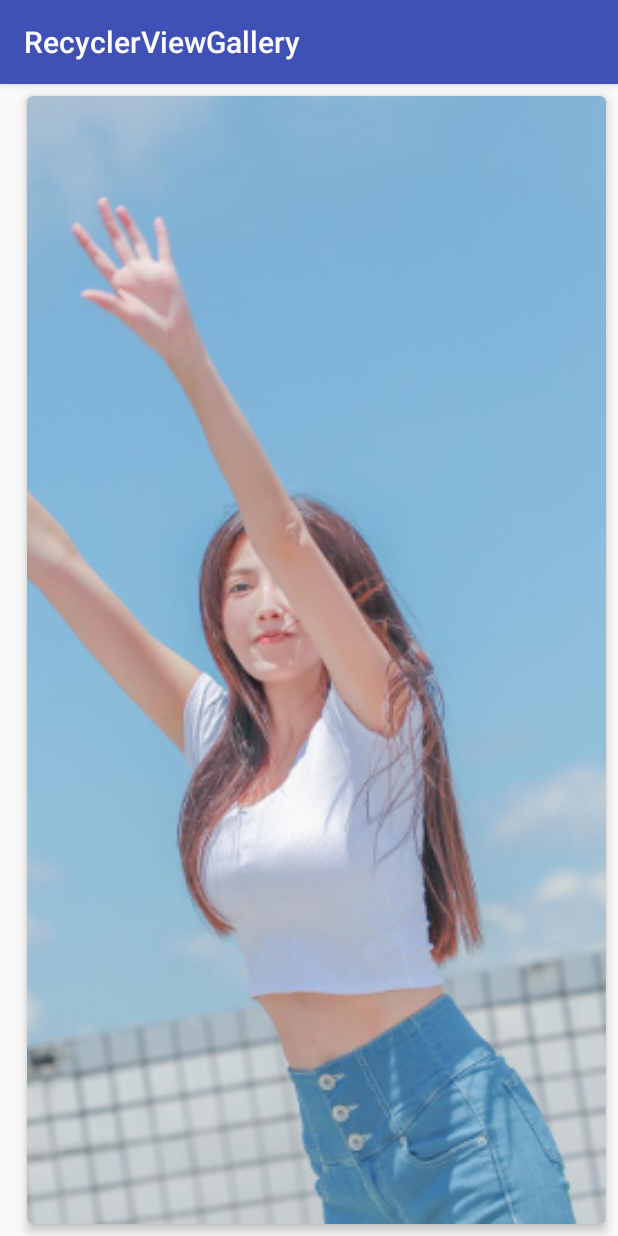
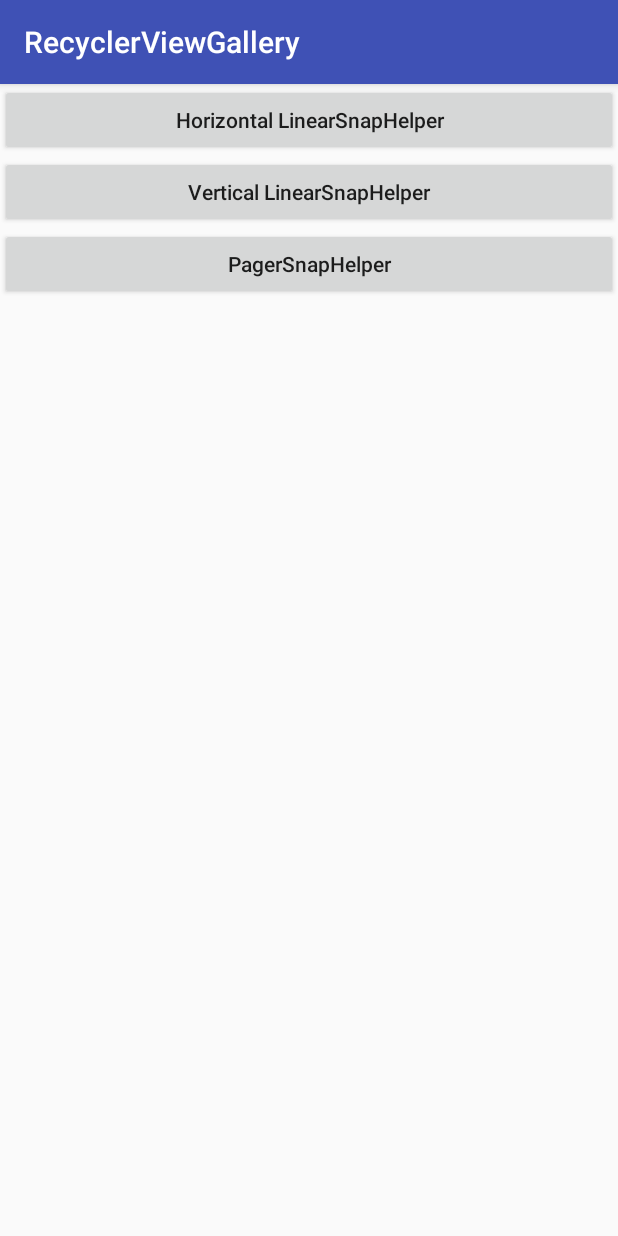
Before and after one commit to onlyloveyd/RecyclerViewGallery, an Android app: the screen it shows after launch (GalleryActivity before the commit, MainActivity after it), on a phone screen of 412 x 824 dp. Run offline under Robolectric (Android 15) with nearby library versions, the phone set to English and light mode, and no system bars; our stand-ins replace ButterKnife.

Commit message:
update source code

```diff
--- /dev/null
+++ b/app/src/main/java/cn/onlyloveyd/recyclerviewgallery/MainActivity.java
@@ -0,0 +1,56 @@
+package cn.onlyloveyd.recyclerviewgallery;
+
+import android.content.Intent;
+import android.os.Bundle;
+import android.support.v7.app.AppCompatActivity;
+import android.view.View;
+import android.widget.Button;
+
+import butterknife.BindView;
+import butterknife.ButterKnife;
+import butterknife.OnClick;
+
+public class MainActivity extends AppCompatActivity {
+
+    @BindView(R.id.bt_horizontal_linearsnaphelper)
+    Button btHorizontalLinearsnaphelper;
+    @BindView(R.id.bt_vertical_linearsnaphelper)
+    Button btVerticalLinearsnaphelper;
+    @BindView(R.id.bt_pagersnaphelper)
+    Button btPagersnaphelper;
+
+    @Override
+    protected void onCreate(Bundle savedInstanceState) {
+        super.onCreate(savedInstanceState);
+        setContentView(R.layout.activity_main);
+        ButterKnife.bind(this);
+
+
+    }
+
+    @OnClick({R.id.bt_horizontal_linearsnaphelper, R.id.bt_vertical_linearsnaphelper, R.id.bt_pagersnaphelper})
+    public void onViewClicked(View view) {
+        switch (view.getId()) {
+            case R.id.bt_horizontal_linearsnaphelper:
+                directToGallery(0);
+                break;
+            case R.id.bt_vertical_linearsnaphelper:
+                directToGallery(1);
+                break;
+            case R.id.bt_pagersnaphelper:
+                directToGallery(2);
+                break;
+        }
+    }
+
+    /**
+     * direct to Gallery Activity with different mode
+     * @param mode
+     */
+    private void directToGallery(int mode) {
+        Intent intent = new Intent();
+        intent.setClass(this, GalleryActivity.class);
+        intent.putExtra("MODE", mode);
+        this.startActivity(intent);
+    }
+}
--- /dev/null
+++ b/app/src/main/res/layout/activity_main.xml
@@ -0,0 +1,32 @@
+<?xml version="1.0" encoding="utf-8"?>
+<LinearLayout xmlns:android="http://schemas.android.com/apk/res/android"
+    xmlns:app="http://schemas.android.com/apk/res-auto"
+    xmlns:tools="http://schemas.android.com/tools"
+    android:layout_width="match_parent"
+    android:layout_height="match_parent"
+
+    android:orientation="vertical"
+    tools:context="cn.onlyloveyd.recyclerviewgallery.MainActivity">
+
+    <Button
+        android:id="@+id/bt_horizontal_linearsnaphelper"
+        android:layout_width="match_parent"
+        android:layout_height="wrap_content"
+        android:textAllCaps="false"
+        android:text="Horizontal LinearSnapHelper"/>
+
+    <Button
+        android:id="@+id/bt_vertical_linearsnaphelper"
+        android:layout_width="match_parent"
+        android:layout_height="wrap_content"
+        android:textAllCaps="false"
+        android:text="Vertical LinearSnapHelper"/>
+
+    <Button
+        android:id="@+id/bt_pagersnaphelper"
+        android:layout_width="match_parent"
+        android:layout_height="wrap_content"
+        android:textAllCaps="false"
+        android:text="PagerSnapHelper"/>
+
+</LinearLayout>
```
Also changed, not shown: app/build.gradle (+5 -5 lines), app/src/main/AndroidManifest.xml (+6 -3 lines), app/src/main/java/cn/onlyloveyd/recyclerviewgallery/GalleryActivity.java (+31 -0 lines).
